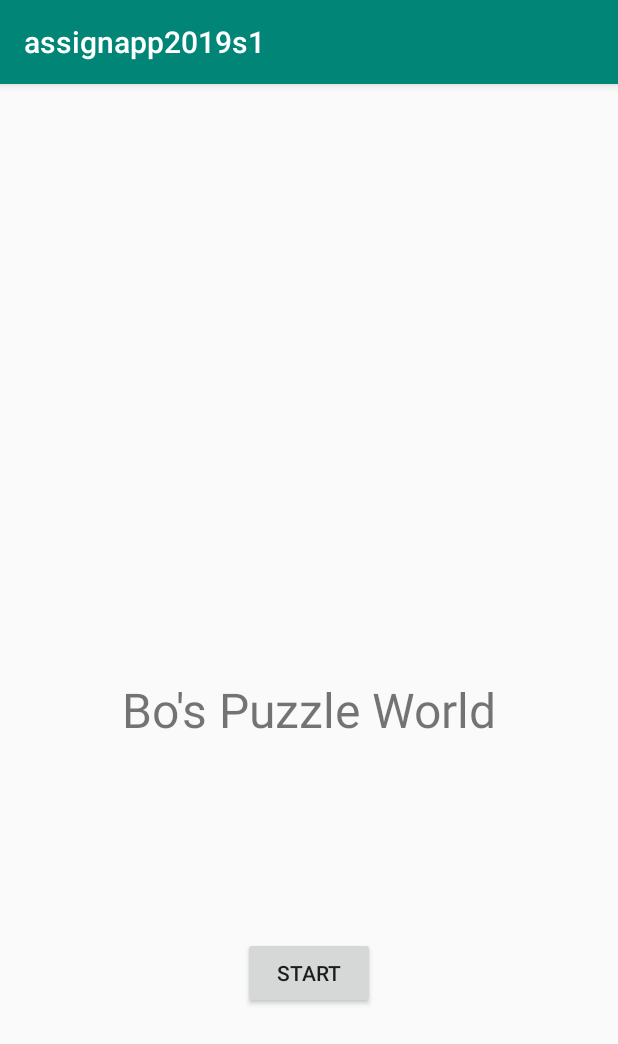
After one commit to ahhnsys/PuzzleGame, an Android app: the WelcomeActivity screen opened directly, with no data from a screen before it, on a phone screen of 412 x 824 dp. The commit adds this screen. Shown: the top 1044 px of the screen. Run offline under Robolectric (Android 15) with nearby library versions, the phone set to English and light mode, and no system bars.

Commit message:
Added WelcomeActivity and AppActivity changes

```diff
--- a/app/src/main/AndroidManifest.xml
+++ b/app/src/main/AndroidManifest.xml
@@ -9,7 +9,8 @@
         android:roundIcon="@mipmap/ic_launcher_round"
         android:supportsRtl="true"
         android:theme="@style/AppTheme">
-        <activity android:name=".MainActivity">
+        <activity android:name=".WelcomeActivity"></activity>
+        <activity android:name=".AppActivity">
             <intent-filter>
                 <action android:name="android.intent.action.MAIN" />
 
--- a/app/src/main/java/com/example/assignapp2019s1/MainActivity.java
+++ b/app/src/main/java/com/example/assignapp2019s1/AppActivity.java
@@ -3,11 +3,11 @@
 import android.support.v7.app.AppCompatActivity;
 import android.os.Bundle;
 
-public class MainActivity extends AppCompatActivity {
+public class AppActivity extends AppCompatActivity {
 
     @Override
     protected void onCreate(Bundle savedInstanceState) {
         super.onCreate(savedInstanceState);
-        setContentView(R.layout.activity_main);
+        setContentView(R.layout.activity_app);
     }
 }
--- /dev/null
+++ b/app/src/main/java/com/example/assignapp2019s1/WelcomeActivity.java
@@ -0,0 +1,20 @@
+package com.example.assignapp2019s1;
+
+import android.content.Intent;
+import android.support.v7.app.AppCompatActivity;
+import android.os.Bundle;
+import android.view.View;
+
+public class WelcomeActivity extends AppCompatActivity {
+
+    @Override
+    protected void onCreate(Bundle savedInstanceState) {
+        super.onCreate(savedInstanceState);
+        setContentView(R.layout.activity_welcome);
+    }
+
+    public void startButton(View v) {
+        Intent intent = new Intent(getBaseContext(),AppActivity.class);
+        startActivity(intent);
+    }
+}
--- a/app/src/main/res/layout/activity_main.xml
+++ b/app/src/main/res/layout/activity_app.xml
@@ -4,7 +4,7 @@
     xmlns:tools="http://schemas.android.com/tools"
     android:layout_width="match_parent"
     android:layout_height="match_parent"
-    tools:context=".MainActivity">
+    tools:context=".AppActivity">
 
     <TextView
         android:layout_width="wrap_content"
--- /dev/null
+++ b/app/src/main/res/layout/activity_welcome.xml
@@ -0,0 +1,33 @@
+<?xml version="1.0" encoding="utf-8"?>
+<android.support.constraint.ConstraintLayout xmlns:android="http://schemas.android.com/apk/res/android"
+    xmlns:app="http://schemas.android.com/apk/res-auto"
+    xmlns:tools="http://schemas.android.com/tools"
+    android:layout_width="match_parent"
+    android:layout_height="match_parent"
+    tools:context=".WelcomeActivity">
+
+    <Button
+        android:id="@+id/button"
+        android:layout_width="wrap_content"
+        android:layout_height="wrap_content"
+        android:text="START"
+        android:onClick="startButton"
+        app:layout_constraintBottom_toBottomOf="parent"
+        app:layout_constraintEnd_toEndOf="parent"
+        app:layout_constraintHorizontal_bias="0.499"
+        app:layout_constraintStart_toStartOf="parent"
+        app:layout_constraintTop_toTopOf="parent"
+        app:layout_constraintVertical_bias="0.79" />
+
+    <TextView
+        android:id="@+id/textView"
+        android:layout_width="wrap_content"
+        android:layout_height="76dp"
+        android:text="Bo's Puzzle World"
+        android:textSize="32dp"
+        app:layout_constraintBottom_toTopOf="@+id/button"
+        app:layout_constraintEnd_toEndOf="parent"
+        app:layout_constraintStart_toStartOf="parent"
+        app:layout_constraintTop_toTopOf="parent"
+        app:layout_constraintVertical_bias="0.803" />
+</android.support.constraint.ConstraintLayout>
```
